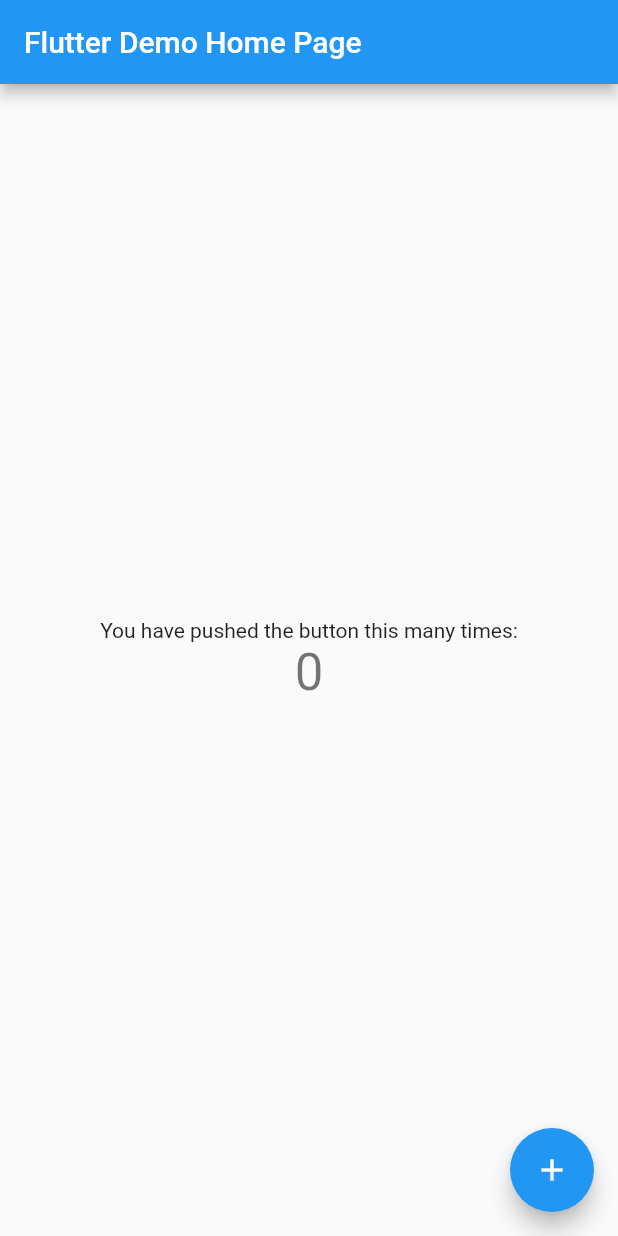
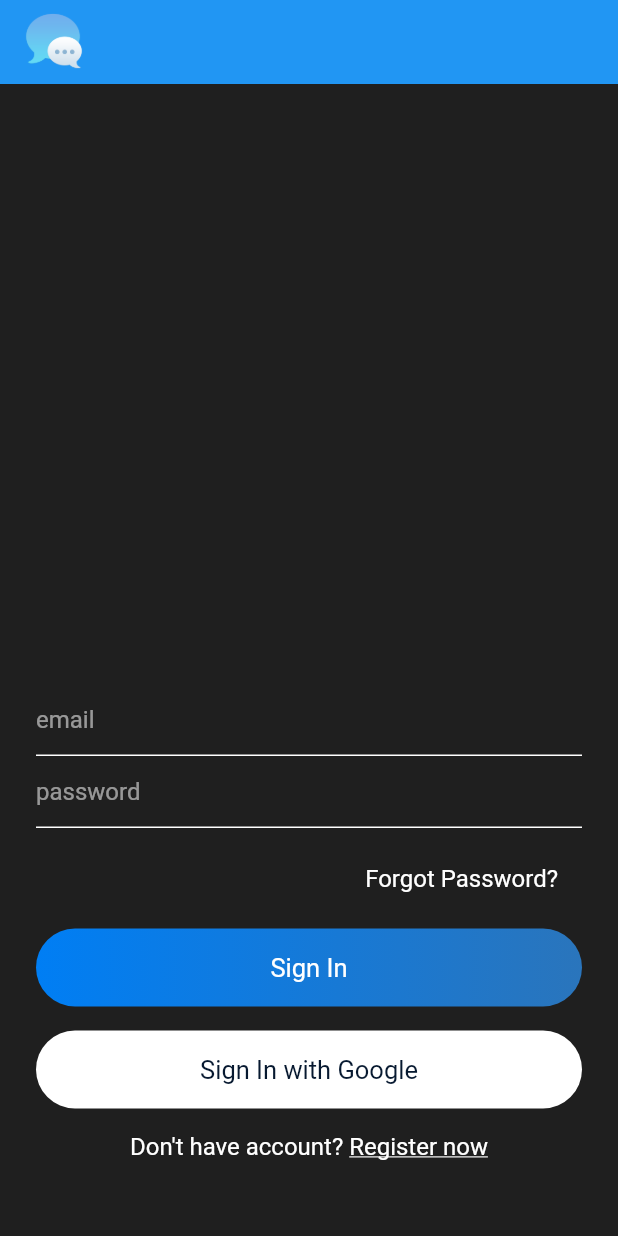
Before and after one commit to Satyam-Jaiswal/ChatApp-Flutter, a Flutter app: the screen it shows after launch, on a phone screen of 412 x 824 dp. Run offline on Flutter 3.47's test engine with Material 2 defaults, Android fonts, the phone set to English and light mode, and no system bars.

Commit message:
Sign In page created

```diff
--- a/lib/main.dart
+++ b/lib/main.dart
@@ -1,3 +1,4 @@
+import 'package:Chatapp/screens/signin.dart';
 import 'package:flutter/material.dart';
 
 void main() {
@@ -9,66 +10,17 @@ class MyApp extends StatelessWidget {
   @override
   Widget build(BuildContext context) {
     return MaterialApp(
+      debugShowCheckedModeBanner: false,
       title: 'Flutter Demo',
       theme: ThemeData(
 
         primarySwatch: Colors.blue,
 
+        scaffoldBackgroundColor: Color(0xff1F1F1F),
+
         visualDensity: VisualDensity.adaptivePlatformDensity,
       ),
-      home: MyHomePage(title: 'Flutter Demo Home Page'),
+      home: SignIn(),
     );
   }
 }
-
-class MyHomePage extends StatefulWidget {
-  MyHomePage({Key key, this.title}) : super(key: key);
-
-
-  final String title;
-
-  @override
-  _MyHomePageState createState() => _MyHomePageState();
-}
-
-class _MyHomePageState extends State<MyHomePage> {
-  int _counter = 0;
-
-  void _incrementCounter() {
-    setState(() {
-
-      _counter++;
-    });
-  }
-
-  @override
-  Widget build(BuildContext context) {
-
-    return Scaffold(
-      appBar: AppBar(
-
-        title: Text(widget.title),
-      ),
-      body: Center(
-
-        child: Column(
-
-          mainAxisAlignment: MainAxisAlignment.center,
-          children: <Widget>[
-            Text(
-              'You have pushed the button this many times:',
-            ),
-            Text(
-              '$_counter',
-              style: Theme.of(context).textTheme.headline4,
-            ),
-          ],
-        ),
-      ),
-      floatingActionButton: FloatingActionButton(
-        onPressed: _incrementCounter,
-        tooltip: 'Increment',
-        child: Icon(Icons.add),
-      ),);
-  }
-}
--- /dev/null
+++ b/lib/necessities/theme.dart
@@ -0,0 +1,6 @@
+import 'package:flutter/material.dart';
+
+class CustomTheme {
+  static Color colorAccent = Color(0xff007EF4);
+  static Color textColor = Color(0xff071930);
+}
--- a/lib/screens/signin.dart
+++ b/lib/screens/signin.dart
@@ -0,0 +1,126 @@
+import 'package:Chatapp/necessities/theme.dart';
+import 'package:Chatapp/widgets/widgets.dart';
+import 'package:flutter/material.dart';
+
+class SignIn extends StatefulWidget {
+
+  @override
+  _SignInState createState() => _SignInState();
+}
+
+class _SignInState extends State<SignIn> {
+
+
+  @override
+  Widget build(BuildContext context) {
+    return Scaffold(
+      appBar: appBarMain(context),
+      body: Container(
+              padding: EdgeInsets.symmetric(horizontal: 24),
+              child: Column(
+                children: [
+                  Spacer(),
+                  Form(
+                    child: Column(
+                      children: [
+                        TextFormField(
+                          style: simpleTextStyle(),
+                          decoration: textFieldInputDecoration("email"),
+                        ),
+                        TextFormField(
+                          obscureText: true,
+                          validator: (val) {
+                            return val.length > 6
+                                ? null
+                                : "Enter Password 6+ characters";
+                          },
+                          style: simpleTextStyle(),
+                          decoration: textFieldInputDecoration("password"),
+                        ),
+                      ],
+                    ),
+                  ),
+                  SizedBox(
+                    height: 16,
+                  ),
+                  Row(
+                    mainAxisAlignment: MainAxisAlignment.end,
+                    children: [
+                      Container(
+                            padding: EdgeInsets.symmetric(
+                                horizontal: 16, vertical: 8),
+                            child: Text(
+                              "Forgot Password?",
+                              style: simpleTextStyle(),
+                            )),
+                    ],
+                  ),
+                  SizedBox(
+                    height: 16,
+                  ),
+                  GestureDetector(
+                    onTap: () {
+                      //TODO
+                    },
+                    child: Container(
+                      padding: EdgeInsets.symmetric(vertical: 16),
+                      decoration: BoxDecoration(
+                          borderRadius: BorderRadius.circular(30),
+                          gradient: LinearGradient(
+                            colors: [
+                              const Color(0xff007EF4),
+                              const Color(0xff2A75BC)
+                            ],
+                          )),
+                      width: MediaQuery.of(context).size.width,
+                      child: Text(
+                        "Sign In",
+                        style: biggerTextStyle(),
+                        textAlign: TextAlign.center,
+                      ),
+                    ),
+                  ),
+                  SizedBox(
+                    height: 16,
+                  ),
+                  Container(
+                    padding: EdgeInsets.symmetric(vertical: 16),
+                    decoration: BoxDecoration(
+                        borderRadius: BorderRadius.circular(30),
+                        color: Colors.white),
+                    width: MediaQuery.of(context).size.width,
+                    child: Text(
+                      "Sign In with Google",
+                      style:
+                          TextStyle(fontSize: 17, color: CustomTheme.textColor),
+                      textAlign: TextAlign.center,
+                    ),
+                  ),
+                  SizedBox(
+                    height: 16,
+                  ),
+                  Row(
+                    mainAxisAlignment: MainAxisAlignment.center,
+                    children: [
+                      Text(
+                        "Don't have account? ",
+                        style: simpleTextStyle(),
+                      ),
+                      Text(
+                          "Register now",
+                          style: TextStyle(
+                              color: Colors.white,
+                              fontSize: 16,
+                              decoration: TextDecoration.underline),
+                        ),
+                      ],
+                  ),
+                  SizedBox(
+                    height: 50,
+                  )
+                ],
+              ),
+            ),
+    );
+  }
+}
--- a/lib/widgets/widgets.dart
+++ b/lib/widgets/widgets.dart
@@ -0,0 +1,31 @@
+import 'package:flutter/material.dart';
+
+Widget appBarMain(BuildContext context) {
+  return AppBar(
+    title: Image.asset(
+      "assets/images/logo.png",
+      height: 40,
+    ),
+    elevation: 0.0,
+    centerTitle: false,
+  );
+}
+
+TextStyle simpleTextStyle() {
+  return TextStyle(color: Colors.white, fontSize: 16);
+}
+
+TextStyle biggerTextStyle() {
+  return TextStyle(color: Colors.white, fontSize: 17);
+}
+
+
+InputDecoration textFieldInputDecoration(String hintText) {
+  return InputDecoration(
+      hintText: hintText,
+      hintStyle: TextStyle(color: Colors.white54),
+      focusedBorder:
+          UnderlineInputBorder(borderSide: BorderSide(color: Colors.white)),
+      enabledBorder:
+          UnderlineInputBorder(borderSide: BorderSide(color: Colors.white)));
+}
```
Also changed, not shown: pubspec.yaml (+4 -50 lines), assets/images/logo.png (added), pubspec.lock.
